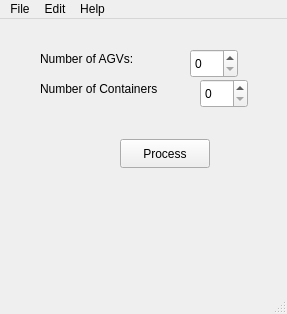
amireza007/AGV-Project, file AGV-Conflict-Free/mainwindow.ui: the form before one commit.
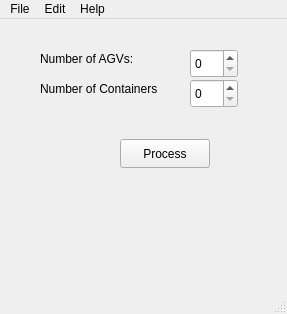
The form after the commit.

```diff
--- a/AGV-Conflict-Free/mainwindow.ui
+++ b/AGV-Conflict-Free/mainwindow.ui
@@ -66,7 +66,7 @@
    <widget class="QSpinBox" name="spinBox_2">
     <property name="geometry">
      <rect>
-      <x>200</x>
+      <x>190</x>
       <y>60</y>
       <width>48</width>
       <height>29</height>
```
Left out of the diff: 2 changed lines with no effect on the pictures.
